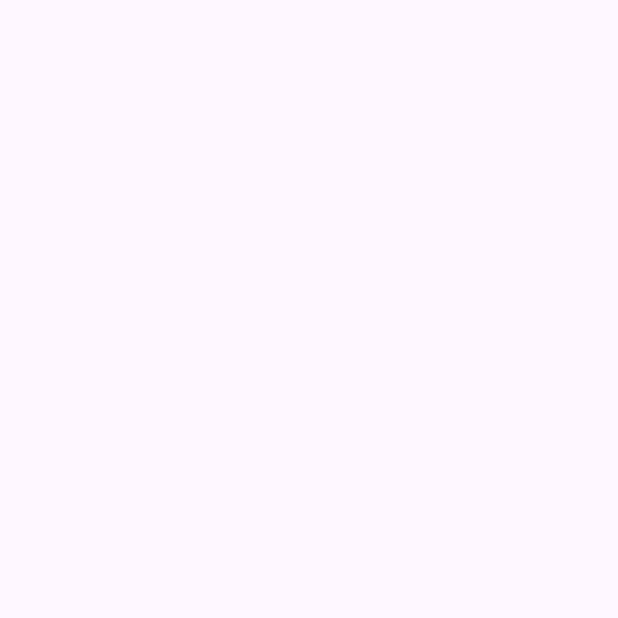
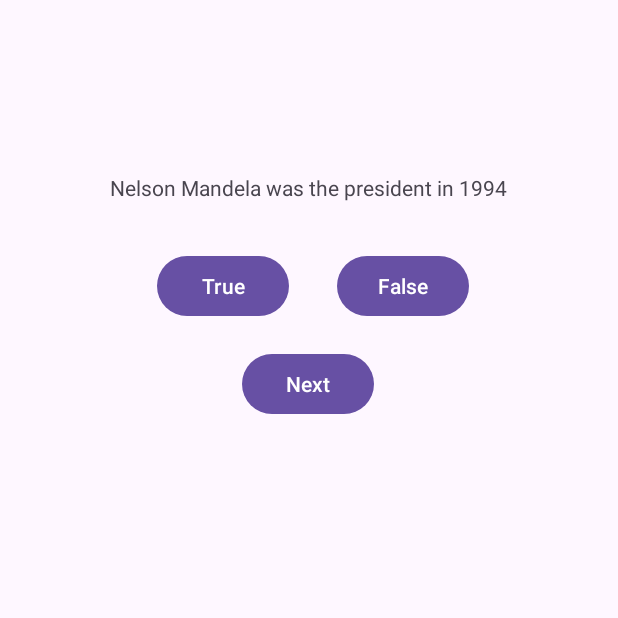
Before and after one commit to ST10486281/IMAD5112A2, an Android app: the Flashcard screen opened directly, with no data from a screen before it, on a phone screen of 412 x 824 dp, the top half of it. Before the commit the part shown is empty. Run offline under Robolectric (Android 15) with nearby library versions, the phone set to English and light mode, and no system bars.

```diff
--- a/app/src/main/java/com/example/imad5112a2/Flashcard.kt
+++ b/app/src/main/java/com/example/imad5112a2/Flashcard.kt
@@ -1,11 +1,84 @@
 package com.example.imad5112a2
 
+import android.content.Intent
 import androidx.appcompat.app.AppCompatActivity
 import android.os.Bundle
+import android.util.Log
+import android.widget.Button
+import android.widget.TextView
 
 class Flashcard : AppCompatActivity() {
+
+
+    // Questions and their correct answers
+    private val questions = arrayOf(
+        "Nelson Mandela was the president in 1994",
+        "The Earth is flat",
+        "The sun rises in the west",
+        "Water boils at 100°C",
+        "Africa is a continent"
+    )
+
+    private val answers = booleanArrayOf(true, false, false, true, true)
+
+    // To keep track of the current question index
+    private var currentIndex = 0
+
     override fun onCreate(savedInstanceState: Bundle?) {
         super.onCreate(savedInstanceState)
         setContentView(R.layout.activity_flashcard)
+
+        // Connect to layout elements
+        val questionTextView = findViewById<TextView>(R.id.questionTextView)
+        val feedbackTextView = findViewById<TextView>(R.id.feedbackTextView)
+        val trueButton = findViewById<Button>(R.id.trueButton)
+        val falseButton = findViewById<Button>(R.id.falseButton)
+        val nextButton = findViewById<Button>(R.id.nextButton)
+
+        // Show the first question
+        questionTextView.text = questions[currentIndex]
+        feedbackTextView.text = ""
+        Log.d("Flashcard", "Question 1 displayed")
+
+        // Handle TRUE button
+        trueButton.setOnClickListener {
+            Log.d("Flashcard", "User clicked TRUE")
+
+            if (answers[currentIndex]) {
+                feedbackTextView.text = "Correct!"
+                Log.d("Flashcard", "Correct answer")
+            } else {
+                feedbackTextView.text = "Incorrect"
+                Log.d("Flashcard", "Incorrect answer")
+            }
+        }
+
+        // Handle FALSE button
+        falseButton.setOnClickListener {
+            Log.d("Flashcard", "User clicked FALSE")
+
+            if (!answers[currentIndex]) {
+                feedbackTextView.text = "Correct!"
+                Log.d("Flashcard", "Correct answer")
+            } else {
+                feedbackTextView.text = "Incorrect"
+                Log.d("Flashcard", "Incorrect answer")
+            }
+        }
+
+        // Handle NEXT button
+        nextButton.setOnClickListener {
+            currentIndex++
+
+            if (currentIndex < questions.size) {
+                questionTextView.text = questions[currentIndex]
+                feedbackTextView.text = ""
+                Log.d("Flashcard", "Moved to question ${currentIndex + 1}")
+            } else {
+                Log.d("Flashcard", "All questions answered, going to Score screen")
+                val intent = Intent(this, Score::class.java)
+                startActivity(intent)
+            }
+        }
     }
 }
--- a/app/src/main/res/layout/activity_flashcard.xml
+++ b/app/src/main/res/layout/activity_flashcard.xml
@@ -6,4 +6,63 @@
     android:layout_height="match_parent"
     tools:context=".Flashcard">
 
+    <TextView
+        android:id="@+id/questionTextView"
+        android:layout_width="wrap_content"
+        android:layout_height="wrap_content"
+        android:layout_marginStart="176dp"
+        android:layout_marginTop="115dp"
+        android:layout_marginEnd="177dp"
+        android:text="TextView"
+        app:layout_constraintEnd_toEndOf="parent"
+        app:layout_constraintStart_toStartOf="parent"
+        app:layout_constraintTop_toTopOf="parent" />
+
+    <Button
+        android:id="@+id/trueButton"
+        android:layout_width="wrap_content"
+        android:layout_height="wrap_content"
+        android:layout_marginStart="112dp"
+        android:layout_marginTop="32dp"
+        android:layout_marginEnd="16dp"
+        android:text="True"
+        app:layout_constraintEnd_toStartOf="@+id/falseButton"
+        app:layout_constraintStart_toStartOf="parent"
+        app:layout_constraintTop_toBottomOf="@+id/questionTextView" />
+
+    <Button
+        android:id="@+id/falseButton"
+        android:layout_width="wrap_content"
+        android:layout_height="wrap_content"
+        android:layout_marginStart="16dp"
+        android:layout_marginTop="32dp"
+        android:layout_marginEnd="107dp"
+        android:text="False"
+        app:layout_constraintEnd_toEndOf="parent"
+        app:layout_constraintStart_toEndOf="@+id/trueButton"
+        app:layout_constraintTop_toBottomOf="@+id/questionTextView" />
+
+    <Button
+        android:id="@+id/nextButton"
+        android:layout_width="wrap_content"
+        android:layout_height="wrap_content"
+        android:layout_marginStart="159dp"
+        android:layout_marginTop="17dp"
+        android:layout_marginEnd="161dp"
+        android:text="Next"
+        app:layout_constraintEnd_toEndOf="parent"
+        app:layout_constraintStart_toStartOf="parent"
+        app:layout_constraintTop_toBottomOf="@+id/falseButton" />
+
+    <TextView
+        android:id="@+id/feedbackTextView"
+        android:layout_width="wrap_content"
+        android:layout_height="wrap_content"
+        android:layout_marginStart="178dp"
+        android:layout_marginTop="28dp"
+        android:layout_marginEnd="175dp"
+        android:text="TextView"
+        app:layout_constraintEnd_toEndOf="parent"
+        app:layout_constraintStart_toStartOf="parent"
+        app:layout_constraintTop_toBottomOf="@+id/nextButton" />
 </androidx.constraintlayout.widget.ConstraintLayout>
```
